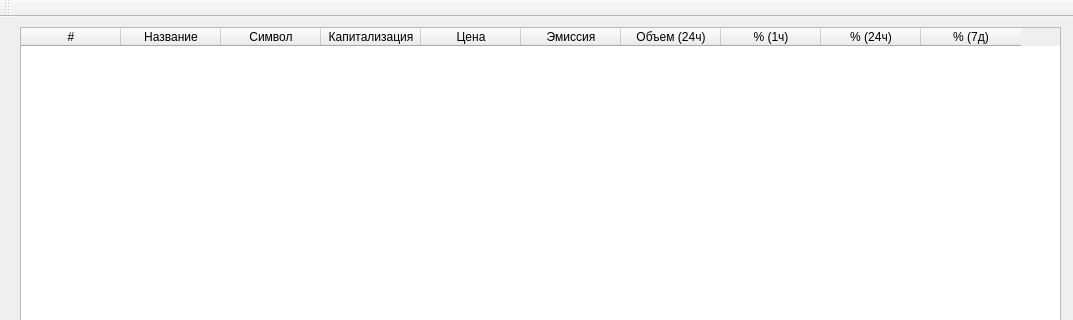
Qt form mainwindow.ui (valeksan/qapico) before a commit; both pictures show x 0 to 1073 and y 0 to 320 of the 1073 by 675 pixel window.
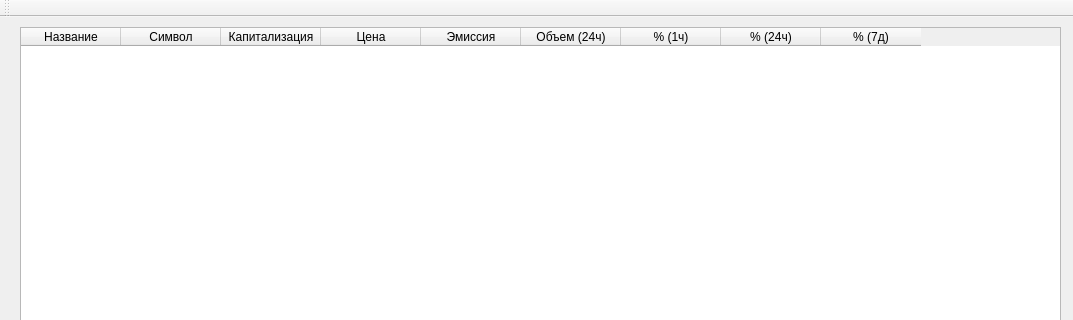
The same form after that commit.

The edit to the form file:
```diff
--- a/mainwindow.ui
+++ b/mainwindow.ui
@@ -26,11 +26,6 @@
       <height>421</height>
      </rect>
     </property>
-    <column>
-     <property name="text">
-      <string>#</string>
-     </property>
-    </column>
     <column>
      <property name="text">
       <string>Название</string>
```
